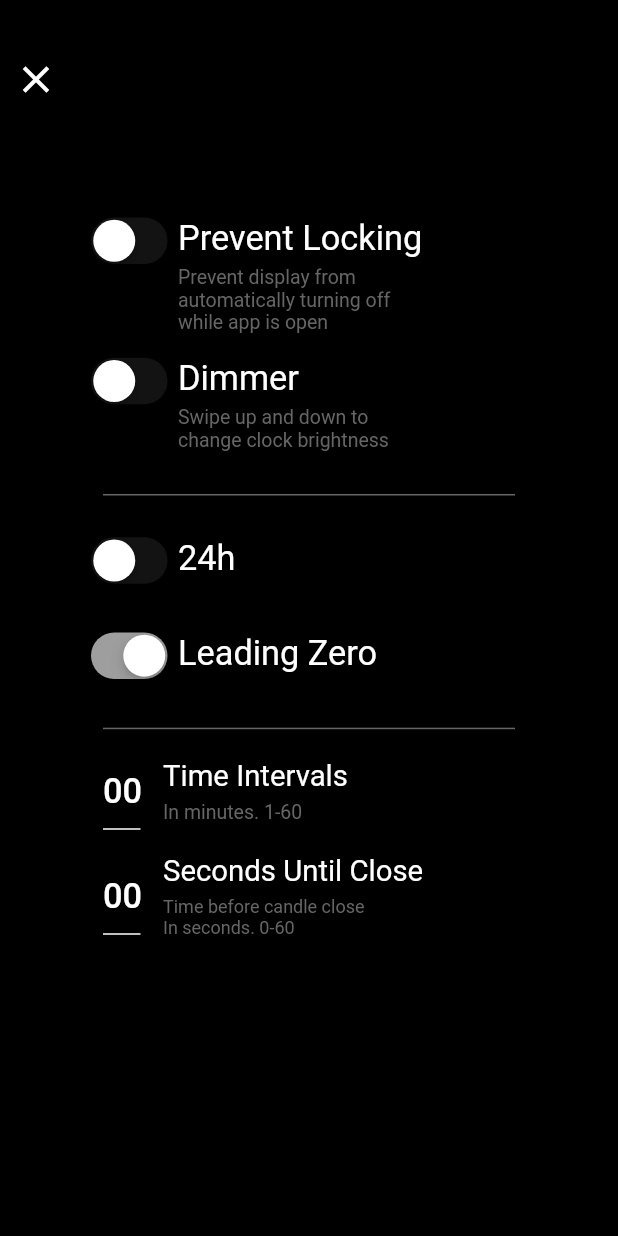
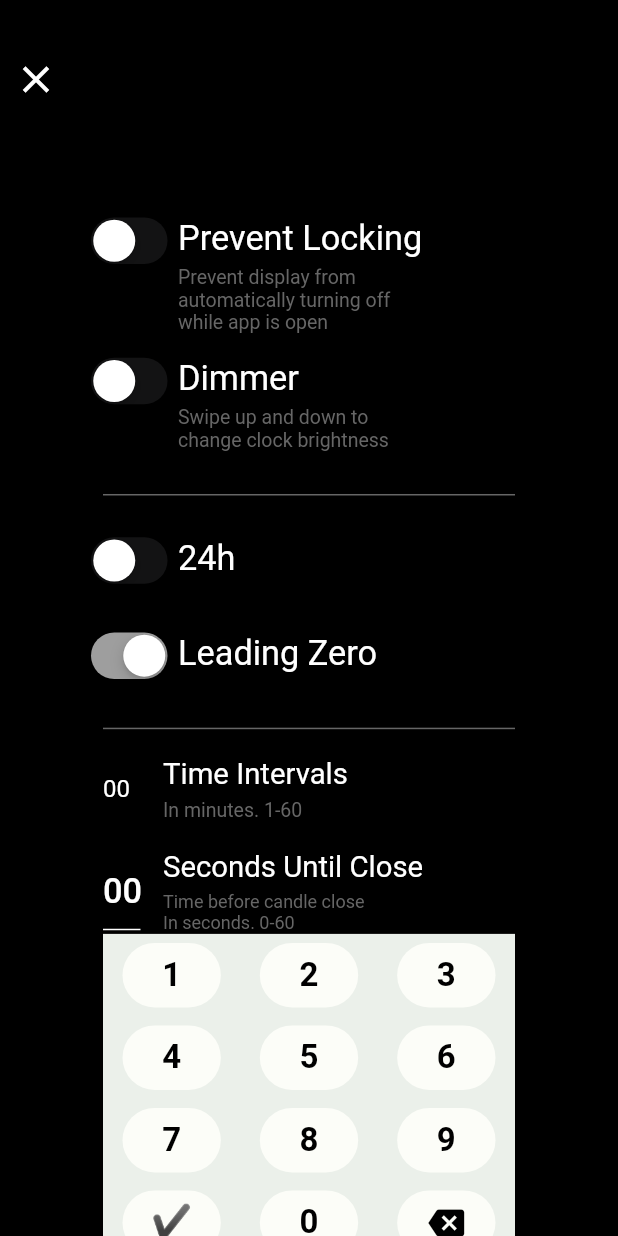
Before and after one commit to IshikaLunagariya/ishika-lunagariya, a Flutter app: the SettingScreen screen opened by its route, on a phone screen of 412 x 824 dp. Run offline on Flutter 3.47's test engine with Material 2 defaults, Android fonts, the phone set to English and light mode, and no system bars; our stand-ins replace get, shared_preferences, vibration, wakelock; missing offline and left inert: alarm, flutter_ringtone_player, screen_brightness; accounts and stored records are empty.

Commit message:
- custom keyboard

```diff
--- a/lib/modules/home_screen/presentation/home_screen.dart
+++ b/lib/modules/home_screen/presentation/home_screen.dart
@@ -152,8 +152,26 @@ class HomeScreen extends StatelessWidget {
                       child: Align(
                         alignment: Alignment.topRight,
                         child: Transform.scale(
-                          scale: SizeUtils.screenHeight < 300 ? 0.4 : 1,
-                          child: CupertinoSwitch(
+                            scale: SizeUtils.screenHeight < 300 ? 0.4 : 1,
+                            child: IconButton(
+                              onPressed: () async {
+                                settingController.isAlarm.value = false;
+                                settingController.minutesController.clear();
+                                settingController.secondController.clear();
+                                settingController.secondTimer?.cancel();
+                                settingController.minuteTimer?.cancel();
+                                FlutterRingtonePlayer.stop();
+                                Vibration.cancel();
+                                // settingController.alarmPlugin.deleteAllAlarms();
+                                await Preferences.instance.prefs?.setBool("isAlarm", settingController.isAlarm.value);
+                              },
+                              icon: Icon(
+                                settingController.isAlarm.value ? Icons.notifications : Icons.notifications_off,
+                                color: Colors.white,
+                                size: 30,
+                              ),
+                            )
+                            /*CupertinoSwitch(
                             value: settingController.isAlarm.value,
                             onChanged: (value) async {
                               settingController.isAlarm.value = false;
@@ -168,8 +186,8 @@ class HomeScreen extends StatelessWidget {
                             },
                             thumbColor: Colors.white,
                             activeColor: Colors.grey,
-                          ),
-                        ),
+                          ),*/
+                            ),
                       ),
                     ),
                   ],
--- a/lib/modules/setting_screen/controller/setting_controller.dart
+++ b/lib/modules/setting_screen/controller/setting_controller.dart
@@ -53,6 +53,68 @@ class SettingController extends GetxController {
     super.onInit();
   }
 
+  bool _isUtf16Surrogate(int value) {
+    return value & 0xF800 == 0xD800;
+  }
+
+  void insertText(String myText, TextEditingController controller) {
+    final text = controller.text;
+    final textSelection = controller.selection;
+    final newText = text.replaceRange(
+      textSelection.start,
+      textSelection.end,
+      myText,
+    );
+    final myTextLength = myText.length;
+    controller.text = newText;
+    controller.selection = textSelection.copyWith(
+      baseOffset: textSelection.start + myTextLength,
+      extentOffset: textSelection.start + myTextLength,
+    );
+  }
+
+  void backspace(TextEditingController controller) {
+    final text = controller.text;
+    final textSelection = controller.selection;
+    final selectionLength = textSelection.end - textSelection.start;
+
+    // There is a selection.
+    if (selectionLength > 0) {
+      final newText = text.replaceRange(
+        textSelection.start,
+        textSelection.end,
+        '',
+      );
+      controller.text = newText;
+      controller.selection = textSelection.copyWith(
+        baseOffset: textSelection.start,
+        extentOffset: textSelection.start,
+      );
+      return;
+    }
+
+    // The cursor is at the beginning.
+    if (textSelection.start == 0) {
+      return;
+    }
+
+    // Delete the previous character
+    final previousCodeUnit = text.codeUnitAt(textSelection.start - 1);
+    final offset = _isUtf16Surrogate(previousCodeUnit) ? 2 : 1;
+    final newStart = textSelection.start - offset;
+    final newEnd = textSelection.start;
+    final newText = text.replaceRange(
+      newStart,
+      newEnd,
+      '',
+    );
+    controller.text = newText;
+    controller.selection = textSelection.copyWith(
+      baseOffset: newStart,
+      extentOffset: newStart,
+    );
+  }
+
   setMinuteIntervalRemainder({int? minutes}) {
     minuteTimer = Timer.periodic(Duration(minutes: minutes ?? 1), (Timer t) async {
       if (SizeUtils.screenHeight < 300) {
@@ -84,4 +146,10 @@ class SettingController extends GetxController {
       secondTimer!.cancel();
     });
   }
+  // @override
+  // void dispose() {
+  //   secondController.dispose();
+  //   minutesController.dispose();
+  //   super.dispose();
+  // }
 }
--- a/lib/modules/setting_screen/presentation/potrait_view.dart
+++ b/lib/modules/setting_screen/presentation/potrait_view.dart
@@ -4,6 +4,7 @@ import 'package:clock_simple/utils/navigation_utils/navigation.dart';
 import 'package:clock_simple/utils/preferences.dart';
 import 'package:clock_simple/utils/string_utils.dart';
 import 'package:clock_simple/widget/app_text.dart';
+import 'package:clock_simple/widget/custom_keyboard_screen.dart';
 import 'package:clock_simple/widget/custom_switch.dart';
 import 'package:flutter/cupertino.dart';
 import 'package:flutter/material.dart';
@@ -61,7 +62,9 @@ class PotraitView extends StatelessWidget {
                       ),
                     ),
                     Padding(
-                      padding: SizeUtils.screenHeight<300?EdgeInsets.symmetric(horizontal: Get.width / 6, vertical: Get.height / 37):EdgeInsets.symmetric(horizontal: Get.width / 6, vertical: Get.height / 12),
+                      padding: SizeUtils.screenHeight < 300
+                          ? EdgeInsets.symmetric(horizontal: Get.width / 6, vertical: Get.height / 37)
+                          : EdgeInsets.symmetric(horizontal: Get.width / 6, vertical: Get.height / 12),
                       child: Column(
                         mainAxisAlignment: MainAxisAlignment.start,
                         crossAxisAlignment: CrossAxisAlignment.start,
@@ -140,37 +143,60 @@ class PotraitView extends StatelessWidget {
                             children: [
                               SizedBox(
                                 width: SizeUtils.screenHeight < 300 ? 20 : 25,
-                                child: CustomTextFormField(
+                                child: TextField(
+                                  readOnly: true,
                                   onTap: () {
                                     settingController.minutesController.clear();
+                                    // CustomKeyboard(onTextInput: (myText) {
+                                    //   settingController.insertText(
+                                    //     myText,
+                                    //     settingController.minutesController,
+                                    //   );
+                                    // }, onBackspace: () {
+                                    //   settingController.backspace(settingController.minutesController);
+                                    // }, onSubmit: ((value) async {
+                                    //   settingController.isAlarm.value = true;
+                                    //   settingController.minutesController.clear();
+                                    //   settingController.minutesController.text = value;
+                                    //   // settingController.alarmPlugin.deleteAllAlarms();
+                                    //   log("Set Interval");
+                                    //   settingController.secondTimer?.cancel();
+                                    //   settingController.minuteTimer?.cancel();
+                                    //   settingController.setMinuteIntervalRemainder(
+                                    //     minutes: int.parse(settingController.minutesController.text),
+                                    //   );
+                                    //   await Preferences.instance.prefs
+                                    //       ?.setString("minutes", settingController.minutesController.text);
+                                    // }));
                                   },
-                                  textInputAction: TextInputAction.done,
-                                  textSize: SizeUtils.screenHeight < 300 ? SizeUtils.fSize_15() : SizeUtils.fSize_20(),
+                                  // textInputAction: TextInputAction.done,
+                                  // textSize: SizeUtils.screenHeight < 300 ? SizeUtils.fSize_15() : SizeUtils.fSize_20(),
+                                  style: TextStyle(color: Colors.white),
                                   controller: settingController.minutesController,
-                                  inputFormatters: [
-                                    FilteringTextInputFormatter.digitsOnly,
-                                    LengthLimitingTextInputFormatter(2),
-                                    FilteringTextInputFormatter.deny(" "),
-                                    FilteringTextInputFormatter.deny("."),
-                                    LimitRangeTextInputFormatter(1, 60),
-                                  ],
-                                  keyboardType: const TextInputType.numberWithOptions(signed: true, decimal: true),
-                                  onFieldSubmitted: (value) async {
-                                    settingController.isAlarm.value = true;
-                                    settingController.minutesController.clear();
-                                    settingController.minutesController.text = value;
-                                    // settingController.alarmPlugin.deleteAllAlarms();
-                                    log("Set Interval");
-                                    settingController.secondTimer?.cancel();
-                                    settingController.minuteTimer?.cancel();
-                                    settingController.setMinuteIntervalRemainder(
-                                      minutes: int.parse(settingController.minutesController.text),
-                                    );
-                                    await Preferences.instance.prefs
-                                        ?.setString("minutes", settingController.minutesController.text);
-                                  },
-                                  hintColor: AppColor.whiteColor,
-                                  hint: "00",
+                                  // inputFormatters: [
+                                  //   FilteringTextInputFormatter.digitsOnly,
+                                  //   LengthLimitingTextInputFormatter(2),
+                                  //   FilteringTextInputFormatter.deny(" "),
+                                  //   FilteringTextInputFormatter.deny("."),
+                                  //   LimitRangeTextInputFormatter(1, 60),
+                                  // ],
+                                  // keyboardType: const TextInputType.numberWithOptions(signed: true, decimal: true),
+                                  // onFieldSubmitted: (value) async {
+                                  //   settingController.isAlarm.value = true;
+                                  //   settingController.minutesController.clear();
+                                  //   settingController.minutesController.text = value;
+                                  //   // settingController.alarmPlugin.deleteAllAlarms();
+                                  //   log("Set Interval");
+                                  //   settingController.secondTimer?.cancel();
+                                  //   settingController.minuteTimer?.cancel();
+                                  //   settingController.setMinuteIntervalRemainder(
+                                  //     minutes: int.parse(settingController.minutesController.text),
+                                  //   );
+                                  //   await Preferences.instance.prefs
+                                  //       ?.setString("minutes", settingController.minutesController.text);
+                                  // },
+                                  // hintColor: AppColor.whiteColor,
+                                  // hint: "00",
                                 ),
                               ),
                               Padding(
@@ -209,6 +235,7 @@ class PotraitView extends StatelessWidget {
                                   onTap: () {
                                     settingController.secondController.clear();
                                   },
+                                  readOnly: true,
                                   textInputAction: TextInputAction.done,
                                   textSize: SizeUtils.screenHeight < 300 ? SizeUtils.fSize_15() : SizeUtils.fSize_20(),
                                   controller: settingController.secondController,
@@ -268,7 +295,7 @@ class PotraitView extends StatelessWidget {
                                 ),
                               ),
                             ],
-                          )
+                          ),
                           /*  CustomSwitchWidget(
                             title: settingController.intervalSwitch.value
                                 ? SizedBox(
@@ -377,6 +404,27 @@ class PotraitView extends StatelessWidget {
                             },
                             value: settingController.secondsUntil.value,
                           ),*/
+                          CustomKeyboard(onTextInput: (myText) {
+                            settingController.insertText(
+                              myText,
+                              settingController.minutesController,
+                            );
+                          }, onBackspace: () {
+                            settingController.backspace(settingController.minutesController);
+                          }, onSubmit: ((value) async {
+                            settingController.isAlarm.value = true;
+                            settingController.minutesController.clear();
+                            settingController.minutesController.text = value;
+                            // settingController.alarmPlugin.deleteAllAlarms();
+                            log("Set Interval");
+                            settingController.secondTimer?.cancel();
+                            settingController.minuteTimer?.cancel();
+                            settingController.setMinuteIntervalRemainder(
+                              minutes: int.parse(settingController.minutesController.text),
+                            );
+                            await Preferences.instance.prefs
+                                ?.setString("minutes", settingController.minutesController.text);
+                          })),
                         ],
                       ),
                     ),
--- a/lib/modules/setting_screen/presentation/setting_screen.dart
+++ b/lib/modules/setting_screen/presentation/setting_screen.dart
@@ -18,6 +18,7 @@ class _SettingScreenState extends State<SettingScreen> {
   @override
   Widget build(BuildContext context) {
     return Scaffold(
+      resizeToAvoidBottomInset: false,
       body: OrientationBuilder(builder: (context, orientation) {
         return SizeUtils.screenHeight < 300
             ? PotraitView()
--- /dev/null
+++ b/lib/widget/custom_keyboard_screen.dart
@@ -0,0 +1,324 @@
+import 'package:flutter/material.dart';
+
+/*class KeyboardDemo extends StatefulWidget {
+  KeyboardDemo({key, this.onSubmit});
+  Function? onSubmit;
+  @override
+  _KeyboardDemoState createState() => _KeyboardDemoState();
+}
+
+class _KeyboardDemoState extends State<KeyboardDemo> {
+  final TextEditingController _controller = TextEditingController();
+  bool _readOnly = true;
+
+  @override
+  Widget build(BuildContext context) {
+    return Scaffold(
+      resizeToAvoidBottomInset: false,
+      body: Column(
+        children: [
+          const SizedBox(height: 50),
+          TextField(
+            controller: _controller,
+            decoration: InputDecoration(
+              border: OutlineInputBorder(
+                borderRadius: BorderRadius.circular(3),
+              ),
+            ),
+            style: const TextStyle(fontSize: 24),
+            autofocus: true,
+            showCursor: true,
+            readOnly: _readOnly,
+          ),
+          IconButton(
+            icon: const Icon(Icons.keyboard),
+            onPressed: () {
+              setState(() {
+                _readOnly = !_readOnly;
+              });
+            },
+          ),
+          const Spacer(),
+          CustomKeyboard(onTextInput: (myText) {
+            _insertText(myText);
+          }, onBackspace: () {
+            _backspace();
+          }, onSubmit: () {
+            widget.onSubmit;
+          }),
+        ],
+      ),
+    );
+  }
+
+  void _insertText(String myText) {
+    final text = _controller.text;
+    final textSelection = _controller.selection;
+    final newText = text.replaceRange(
+      textSelection.start,
+      textSelection.end,
+      myText,
+    );
+    final myTextLength = myText.length;
+    _controller.text = newText;
+    _controller.selection = textSelection.copyWith(
+      baseOffset: textSelection.start + myTextLength,
+      extentOffset: textSelection.start + myTextLength,
+    );
+  }
+
+  void _backspace() {
+    final text = _controller.text;
+    final textSelection = _controller.selection;
+    final selectionLength = textSelection.end - textSelection.start;
+
+    // There is a selection.
+    if (selectionLength > 0) {
+      final newText = text.replaceRange(
+        textSelection.start,
+        textSelection.end,
+        '',
+      );
+      _controller.text = newText;
+      _controller.selection = textSelection.copyWith(
+        baseOffset: textSelection.start,
+        extentOffset: textSelection.start,
+      );
+      return;
+    }
+
+    // The cursor is at the beginning.
+    if (textSelection.start == 0) {
+      return;
+    }
+
+    // Delete the previous character
+    final previousCodeUnit = text.codeUnitAt(textSelection.start - 1);
+    final offset = _isUtf16Surrogate(previousCodeUnit) ? 2 : 1;
+    final newStart = textSelection.start - offset;
+    final newEnd = textSelection.start;
+    final newText = text.replaceRange(
+      newStart,
+      newEnd,
+      '',
+    );
+    _controller.text = newText;
+    _controller.selection = textSelection.copyWith(
+      baseOffset: newStart,
+      extentOffset: newStart,
+    );
+  }
+
+  bool _isUtf16Surrogate(int value) {
+    return value & 0xF800 == 0xD800;
+  }
+
+  @override
+  void dispose() {
+    _controller.dispose();
+    super.dispose();
+  }
+}*/
+
+class CustomKeyboard extends StatelessWidget {
+  CustomKeyboard({
+    Key? key,
+    this.onTextInput,
+    this.onBackspace,
+    this.onSubmit,
+  }) : super(key: key);
+
+  final ValueSetter<String>? onTextInput;
+  final VoidCallback? onBackspace;
+  final Function? onSubmit;
+
+  void _textInputHandler(String text) => onTextInput?.call(text);
+
+  void _backspaceHandler() => onBackspace?.call();
+
+  @override
+  Widget build(BuildContext context) {
+    return Container(
+      height: 220,
+      color: const Color(0xffEBF0EA),
+      child: Column(
+        children: [
+          buildRowOne(),
+          buildRowTwo(),
+          buildRowThree(),
+          buildRowFour(onSubmit: onSubmit),
+        ],
+      ),
+    );
+  }
+
+  Expanded buildRowOne() {
+    return Expanded(
+      child: Row(
+        children: [
+          TextKey(
+            text: '1',
+            onTextInput: _textInputHandler,
+          ),
+          TextKey(
+            text: '2',
+            onTextInput: _textInputHandler,
+          ),
+          TextKey(
+            text: '3',
+            onTextInput: _textInputHandler,
+          ),
+        ],
+      ),
+    );
+  }
+
+  Expanded buildRowTwo() {
+    return Expanded(
+      child: Row(
+        children: [
+          TextKey(
+            text: '4',
+            onTextInput: _textInputHandler,
+          ),
+          TextKey(
+            text: '5',
+            onTextInput: _textInputHandler,
+          ),
+          TextKey(
+            text: '6',
+            onTextInput: _textInputHandler,
+          ),
+        ],
+      ),
+    );
+  }
+
+  Expanded buildRowThree() {
+    return Expanded(
+      child: Row(
+        children: [
+          TextKey(
+            text: '7',
+            onTextInput: _textInputHandler,
+          ),
+          TextKey(
+            text: '8',
+            onTextInput: _textInputHandler,
+          ),
+          TextKey(
+            text: '9',
+            onTextInput: _textInputHandler,
+          ),
+        ],
+      ),
+    );
+  }
+
+  Expanded buildRowFour({Function? onSubmit}) {
+    return Expanded(
+      child: Row(
+        children: [
+          TextKey(
+            text: '✔️',
+            onSubmit: onSubmit,
+          ),
+          TextKey(
+            text: '0',
+            onTextInput: _textInputHandler,
+          ),
+          BackspaceKey(
+            onBackspace: _backspaceHandler,
+          ),
+        ],
+      ),
+    );
+  }
+}
+
+class TextKey extends StatelessWidget {
+  TextKey({
+    Key? key,
+    @required this.text,
+    this.onTextInput,
+    this.flex = 1,
+    this.onSubmit,
+  }) : super(key: key);
+
+  final String? text;
+  final ValueSetter<String>? onTextInput;
+  final int? flex;
+  Function? onSubmit;
+
+  @override
+  Widget build(BuildContext context) {
+    return Expanded(
+      flex: flex ?? 0,
+      child: Padding(
+        padding: const EdgeInsets.all(1.0),
+        child: Material(
+          color: const Color(0xffEBF0EA),
+          child: InkWell(
+            onTap: () {
+              onTextInput?.call(text ?? "");
+            },
+            child: Padding(
+              padding: const EdgeInsets.symmetric(horizontal: 12, vertical: 5),
+              child: Container(
+                decoration:
+                    const BoxDecoration(borderRadius: BorderRadius.all(Radius.circular(50)), color: Color(0xffFCFDF8)),
+                child: Center(
+                    child: Text(
+                  text ?? "",
+                  style: const TextStyle(fontSize: 22, fontWeight: FontWeight.bold, color: Colors.black),
+                )),
+              ),
+            ),
+          ),
+        ),
+      ),
+    );
+  }
+}
+
+class BackspaceKey extends StatelessWidget {
+  const BackspaceKey({
+    Key? key,
+    this.onBackspace,
+    this.flex = 1,
+  }) : super(key: key);
+
+  final VoidCallback? onBackspace;
+  final int? flex;
+
+  @override
+  Widget build(BuildContext context) {
+    return Expanded(
+      flex: flex ?? 0,
+      child: Padding(
+        padding: const EdgeInsets.all(1.0),
+        child: Material(
+          color: const Color(0xffEBF0EA),
+          child: InkWell(
+            onTap: () {
+              onBackspace?.call();
+            },
+            child: Padding(
+              padding: const EdgeInsets.symmetric(horizontal: 12, vertical: 5),
+              child: Container(
+                decoration:
+                    const BoxDecoration(borderRadius: BorderRadius.all(Radius.circular(50)), color: Color(0xffFCFDF8)),
+                child: const Center(
+                  child: Icon(
+                    Icons.backspace,
+                    color: Colors.black,
+                  ),
+                ),
+              ),
+            ),
+          ),
+        ),
+      ),
+    );
+  }
+}
```
